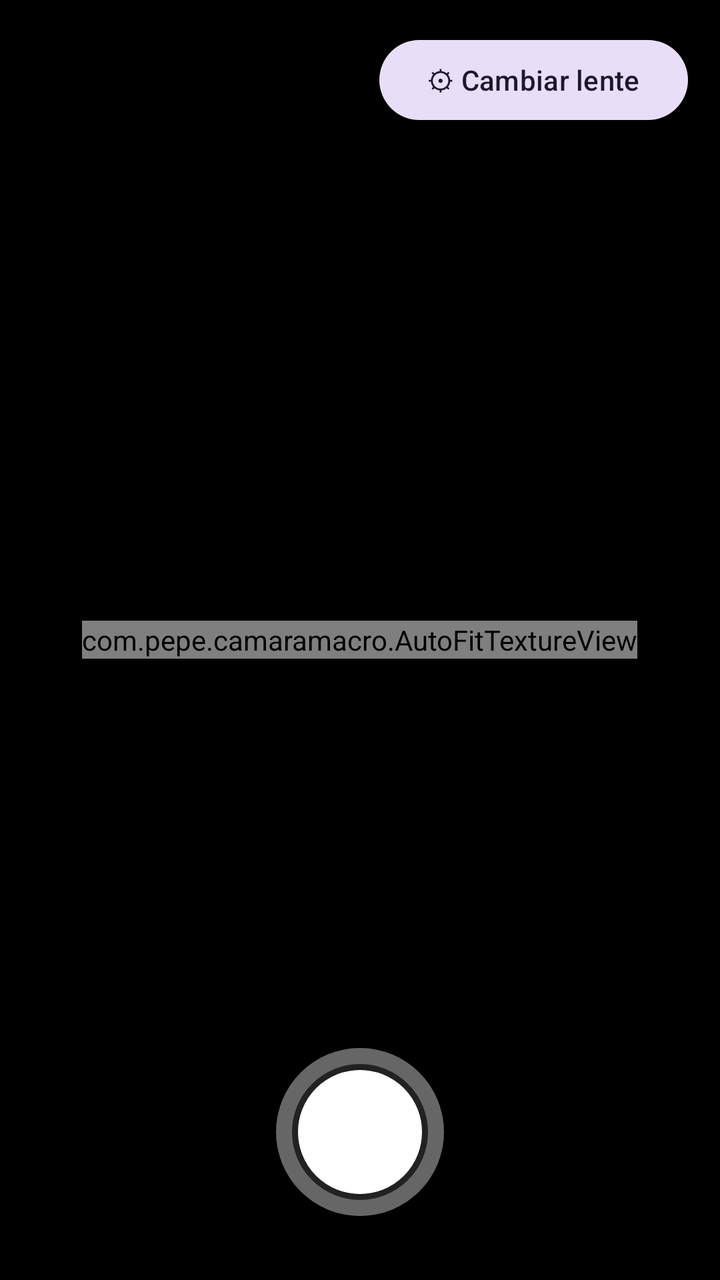
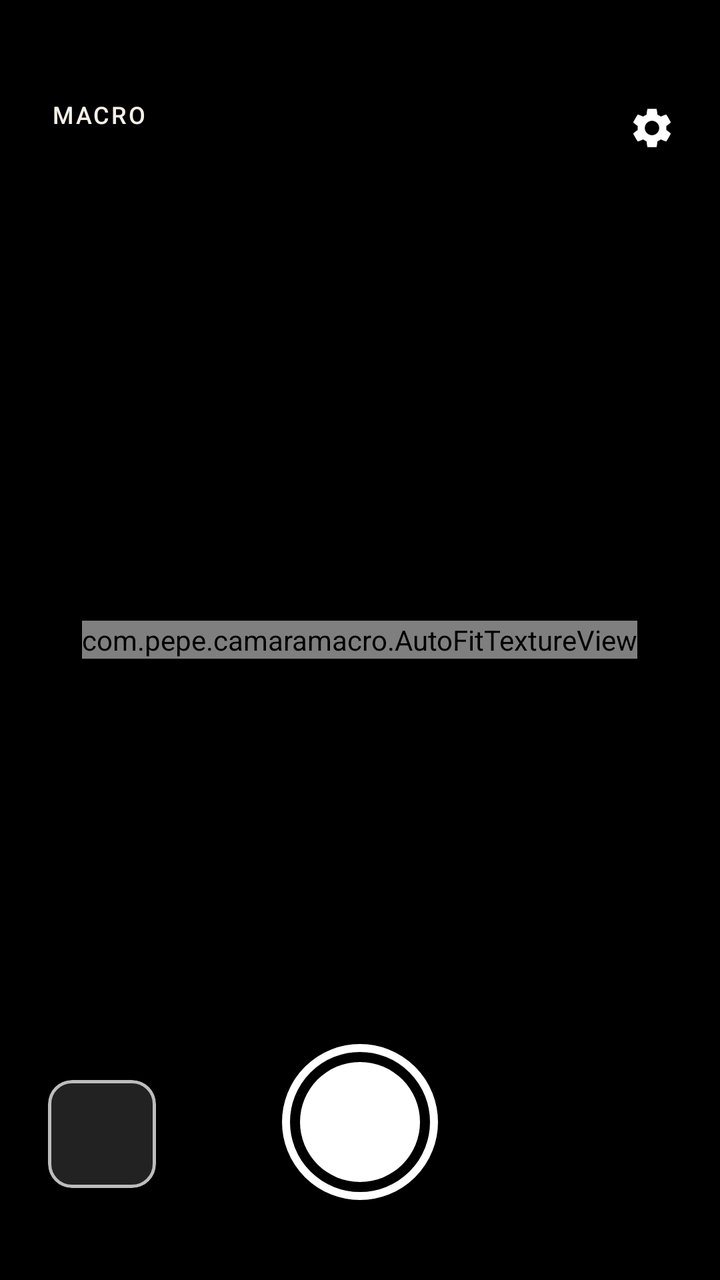

Before-and-after screenshots of an Android layout around one commit, followed by the original layout XML and the change that was made.
<!-- AndroidManifest.xml: application theme Theme.CamaraMacro -->
<!-- res/layout/activity_camera.xml -->
<?xml version="1.0" encoding="utf-8"?>
<FrameLayout xmlns:android="http://schemas.android.com/apk/res/android"
    android:layout_width="match_parent"
    android:layout_height="match_parent"
    android:background="@color/black">

    <com.pepe.camaramacro.AutoFitTextureView
        android:id="@+id/texture"
        android:layout_width="wrap_content"
        android:layout_height="wrap_content"
        android:layout_gravity="center" />

    <com.google.android.material.button.MaterialButton
        android:id="@+id/btn_change_lens"
        style="@style/Widget.Material3.Button.TonalButton"
        android:layout_width="wrap_content"
        android:layout_height="wrap_content"
        android:layout_gravity="top|end"
        android:layout_margin="16dp"
        android:text="@string/change_lens" />

    <ImageButton
        android:id="@+id/btn_shutter"
        android:layout_width="84dp"
        android:layout_height="84dp"
        android:layout_gravity="bottom|center_horizontal"
        android:layout_marginBottom="32dp"
        android:background="@drawable/shutter_button"
        android:contentDescription="@string/shutter" />
</FrameLayout>
<!-- resources referenced by this layout -->
<resources>
  <color name="black">#FF000000</color>
  <!-- drawable shutter_button (drawable) -->
  <?xml version="1.0" encoding="utf-8"?>
  <layer-list xmlns:android="http://schemas.android.com/apk/res/android">
      <item>
          <shape android:shape="oval">
              <solid android:color="#66FFFFFF" />
          </shape>
      </item>
      <item
          android:bottom="8dp"
          android:left="8dp"
          android:right="8dp"
          android:top="8dp">
          <shape android:shape="oval">
              <solid android:color="#FFFFFFFF" />
              <stroke
                  android:width="3dp"
                  android:color="#FF222222" />
          </shape>
      </item>
  </layer-list>
  <string name="change_lens">⚙ Cambiar lente</string>
  <string name="shutter">Tomar foto</string>
  <style name="Theme.CamaraMacro" parent="Theme.Material3.DayNight.NoActionBar">
          <item name="android:statusBarColor">@android:color/black</item>
          <item name="android:navigationBarColor">@android:color/black</item>
      </style>
</resources>

<!-- the commit's change to res/layout/activity_camera.xml (unified diff, before → after) -->
@@ -1,30 +1,141 @@
 <?xml version="1.0" encoding="utf-8"?>
 <FrameLayout xmlns:android="http://schemas.android.com/apk/res/android"
+    xmlns:app="http://schemas.android.com/apk/res-auto"
     android:layout_width="match_parent"
     android:layout_height="match_parent"
     android:background="@color/black">
 
+    
     <com.pepe.camaramacro.AutoFitTextureView
         android:id="@+id/texture"
         android:layout_width="wrap_content"
         android:layout_height="wrap_content"
         android:layout_gravity="center" />
 
-    <com.google.android.material.button.MaterialButton
-        android:id="@+id/btn_change_lens"
-        style="@style/Widget.Material3.Button.TonalButton"
+    
+    <View
+        android:id="@+id/gesture_area"
+        android:layout_width="match_parent"
+        android:layout_height="match_parent" />
+
+    
+    <View
+        android:layout_width="match_parent"
+        android:layout_height="110dp"
+        android:layout_gravity="top"
+        android:background="@drawable/scrim_top"
+        android:clickable="false"
+        android:focusable="false" />
+
+    <View
+        android:layout_width="match_parent"
+        android:layout_height="190dp"
+        android:layout_gravity="bottom"
+        android:background="@drawable/scrim_bottom"
+        android:clickable="false"
+        android:focusable="false" />
+
+    
+    <View
+        android:id="@+id/focus_ring"
+        android:layout_width="72dp"
+        android:layout_height="72dp"
+        android:background="@drawable/focus_ring"
+        android:clickable="false"
+        android:focusable="false"
+        android:visibility="invisible" />
+
+    
+    <TextView
+        android:id="@+id/zoom_pill"
         android:layout_width="wrap_content"
         android:layout_height="wrap_content"
+        android:layout_gravity="bottom|center_horizontal"
+        android:layout_marginBottom="156dp"
+        android:background="@drawable/zoom_pill_bg"
+        android:paddingHorizontal="16dp"
+        android:paddingVertical="7dp"
+        android:text="1.0x"
+        android:textColor="@color/white"
+        android:textSize="13sp"
+        android:fontFamily="monospace"
+        android:alpha="0"
+        android:clickable="false"
+        android:focusable="false" />
+
+    
+    <TextView
+        android:id="@+id/lens_chip"
+        android:layout_width="wrap_content"
+        android:layout_height="wrap_content"
+        android:layout_gravity="top|start"
+        android:layout_marginStart="16dp"
+        android:layout_marginTop="44dp"
+        android:background="@drawable/chip_bg"
+        android:paddingHorizontal="10dp"
+        android:paddingVertical="5dp"
+        android:text="@string/lens_macro"
+        android:textAllCaps="true"
+        android:textColor="@color/warm_white"
+        android:textSize="12sp"
+        android:letterSpacing="0.08"
+        android:fontFamily="sans-serif-medium"
+        android:clickable="false"
+        android:focusable="false" />
+
+    
+    <ImageButton
+        android:id="@+id/btn_change_lens"
+        android:layout_width="48dp"
+        android:layout_height="48dp"
         android:layout_gravity="top|end"
-        android:layout_margin="16dp"
-        android:text="@string/change_lens" />
+        android:layout_marginTop="40dp"
+        android:layout_marginEnd="10dp"
+        android:background="?attr/selectableItemBackgroundBorderless"
+        android:contentDescription="@string/change_lens"
+        android:padding="11dp"
+        android:src="@drawable/ic_settings" />
 
+    
+    <com.google.android.material.card.MaterialCardView
+        android:id="@+id/thumbnail"
+        android:layout_width="54dp"
+        android:layout_height="54dp"
+        android:layout_gravity="bottom|start"
+        android:layout_marginStart="24dp"
+        android:layout_marginBottom="46dp"
+        app:cardBackgroundColor="#22FFFFFF"
+        app:cardCornerRadius="12dp"
+        app:cardElevation="0dp"
+        app:strokeColor="#B3FFFFFF"
+        app:strokeWidth="1.5dp">
+
+        <ImageView
+            android:id="@+id/thumbnail_image"
+            android:layout_width="match_parent"
+            android:layout_height="match_parent"
+            android:contentDescription="@string/cd_thumbnail"
+            android:scaleType="centerCrop" />
+    </com.google.android.material.card.MaterialCardView>
+
+    
     <ImageButton
         android:id="@+id/btn_shutter"
-        android:layout_width="84dp"
-        android:layout_height="84dp"
+        android:layout_width="78dp"
+        android:layout_height="78dp"
         android:layout_gravity="bottom|center_horizontal"
-        android:layout_marginBottom="32dp"
+        android:layout_marginBottom="40dp"
         android:background="@drawable/shutter_button"
-        android:contentDescription="@string/shutter" />
+        android:contentDescription="@string/shutter"
+        android:elevation="6dp" />
+
+    
+    <View
+        android:id="@+id/screen_flash"
+        android:layout_width="match_parent"
+        android:layout_height="match_parent"
+        android:background="@color/white"
+        android:alpha="0"
+        android:clickable="false"
+        android:focusable="false" />
 </FrameLayout>
<!-- resource entries referenced after the edit -->
@@ -1,28 +1,76 @@
 <!-- resources referenced by this layout -->
 <resources>
   <color name="black">#FF000000</color>
+  <color name="warm_white">#FFF4EFE7</color>
+  <color name="white">#FFFFFFFF</color>
+  <!-- drawable chip_bg (drawable) -->
+  <?xml version="1.0" encoding="utf-8"?>
+  <shape xmlns:android="http://schemas.android.com/apk/res/android" android:shape="rectangle">
+      <solid android:color="#66000000" />
+      <corners android:radius="8dp" />
+  </shape>
+  <!-- drawable focus_ring (drawable) -->
+  <?xml version="1.0" encoding="utf-8"?>
+  <shape xmlns:android="http://schemas.android.com/apk/res/android" android:shape="oval">
+      <stroke android:width="2dp" android:color="#FFFF9E00" />
+      <solid android:color="#00000000" />
+  </shape>
+  <!-- drawable ic_settings (drawable) -->
+  <?xml version="1.0" encoding="utf-8"?>
+  <vector xmlns:android="http://schemas.android.com/apk/res/android"
+      android:width="24dp"
+      android:height="24dp"
+      android:viewportWidth="24"
+      android:viewportHeight="24"
+      android:tint="#FFFFFFFF">
+      <path
+          android:fillColor="#FFFFFFFF"
+          android:pathData="M19.14,12.94c0.04,-0.3 0.06,-0.61 0.06,-0.94c0,-0.32 -0.02,-0.64 -0.07,-0.94l2.03,-1.58c0.18,-0.14 0.23,-0.41 0.12,-0.61l-1.92,-3.32c-0.12,-0.22 -0.37,-0.29 -0.59,-0.22l-2.39,0.96c-0.5,-0.38 -1.03,-0.7 -1.62,-0.94L14.4,2.81c-0.04,-0.24 -0.24,-0.41 -0.48,-0.41h-3.84c-0.24,0 -0.43,0.17 -0.47,0.41L9.25,5.35C8.66,5.59 8.12,5.92 7.63,6.29L5.24,5.33c-0.22,-0.08 -0.47,0 -0.59,0.22L2.74,8.87C2.62,9.08 2.66,9.34 2.86,9.48l2.03,1.58C4.84,11.36 4.8,11.69 4.8,12s0.02,0.64 0.07,0.94l-2.03,1.58c-0.18,0.14 -0.23,0.41 -0.12,0.61l1.92,3.32c0.12,0.22 0.37,0.29 0.59,0.22l2.39,-0.96c0.5,0.38 1.03,0.7 1.62,0.94l0.36,2.54c0.05,0.24 0.24,0.41 0.48,0.41h3.84c0.24,0 0.44,-0.17 0.47,-0.41l0.36,-2.54c0.59,-0.24 1.13,-0.56 1.62,-0.94l2.39,0.96c0.22,0.08 0.47,0 0.59,-0.22l1.92,-3.32c0.12,-0.22 0.07,-0.47 -0.12,-0.61L19.14,12.94zM12,15.6c-1.98,0 -3.6,-1.62 -3.6,-3.6s1.62,-3.6 3.6,-3.6s3.6,1.62 3.6,3.6S13.98,15.6 12,15.6z" />
+  </vector>
+  <!-- drawable scrim_bottom (drawable) -->
+  <?xml version="1.0" encoding="utf-8"?>
+  <shape xmlns:android="http://schemas.android.com/apk/res/android" android:shape="rectangle">
+      <gradient
+          android:startColor="#00000000"
+          android:endColor="#CC000000"
+          android:angle="270" />
+  </shape>
+  <!-- drawable scrim_top (drawable) -->
+  <?xml version="1.0" encoding="utf-8"?>
+  <shape xmlns:android="http://schemas.android.com/apk/res/android" android:shape="rectangle">
+      <gradient
+          android:startColor="#99000000"
+          android:endColor="#00000000"
+          android:angle="270" />
+  </shape>
   <!-- drawable shutter_button (drawable) -->
   <?xml version="1.0" encoding="utf-8"?>
   <layer-list xmlns:android="http://schemas.android.com/apk/res/android">
       <item>
           <shape android:shape="oval">
-              <solid android:color="#66FFFFFF" />
+              <stroke android:width="4dp" android:color="#FFFFFFFF" />
+              <solid android:color="#00000000" />
           </shape>
       </item>
       <item
-          android:bottom="8dp"
-          android:left="8dp"
-          android:right="8dp"
-          android:top="8dp">
+          android:left="9dp"
+          android:top="9dp"
+          android:right="9dp"
+          android:bottom="9dp">
           <shape android:shape="oval">
               <solid android:color="#FFFFFFFF" />
-              <stroke
-                  android:width="3dp"
-                  android:color="#FF222222" />
           </shape>
       </item>
   </layer-list>
-  <string name="change_lens">⚙ Cambiar lente</string>
+  <!-- drawable zoom_pill_bg (drawable) -->
+  <?xml version="1.0" encoding="utf-8"?>
+  <shape xmlns:android="http://schemas.android.com/apk/res/android" android:shape="rectangle">
+      <solid android:color="#B3000000" />
+      <corners android:radius="18dp" />
+  </shape>
+  <string name="cd_thumbnail">Ver última foto</string>
+  <string name="change_lens">Cambiar lente</string>
+  <string name="lens_macro">MACRO</string>
   <string name="shutter">Tomar foto</string>
   <style name="Theme.CamaraMacro" parent="Theme.Material3.DayNight.NoActionBar">
           <item name="android:statusBarColor">@android:color/black</item>
